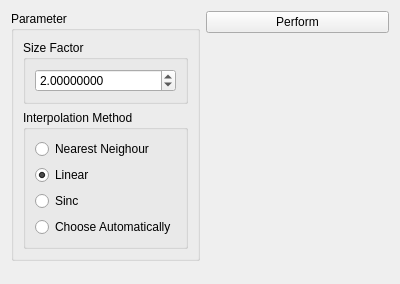
Above: source/modules/resize/ResizeWidget.ui from josefkoller/ambient_image_processor before the change. Below: the same form after it.
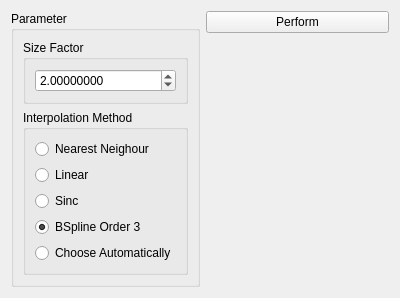
That is the form after the change.

Commit message: bspline interpolation for resize, fix 3D computation

The edit to the form file:
```diff
--- a/source/modules/resize/ResizeWidget.ui
+++ b/source/modules/resize/ResizeWidget.ui
@@ -85,7 +85,7 @@
             <string>Linear</string>
            </property>
            <property name="checked">
-            <bool>true</bool>
+            <bool>false</bool>
            </property>
           </widget>
          </item>
@@ -96,6 +96,16 @@
            </property>
           </widget>
          </item>
+         <item>
+          <widget class="QRadioButton" name="interpolate_bspline3_checkbox">
+           <property name="text">
+            <string>BSpline Order 3</string>
+           </property>
+           <property name="checked">
+            <bool>true</bool>
+           </property>
+          </widget>
+         </item>
          <item>
           <widget class="QRadioButton" name="interpolate_auto">
            <property name="text">
```
The commit also changes 4 other files.
